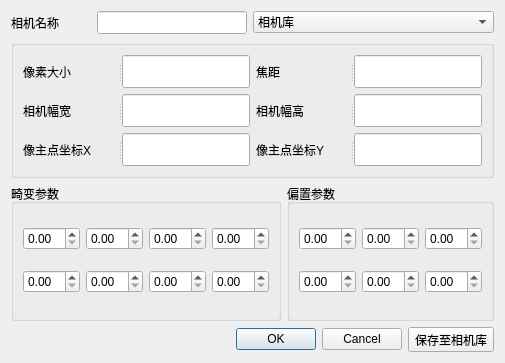
Old version of the form qCC/ui_templates/bdrCameraParaDlg.ui in the repository CloudCompare/CloudCompare.
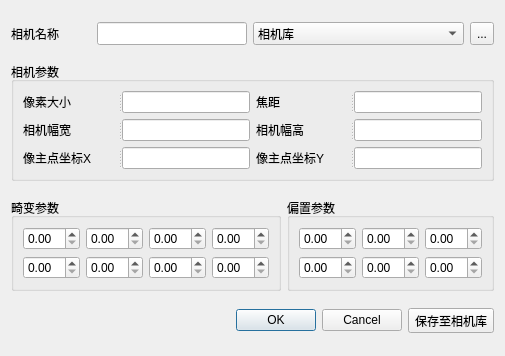
New version of the form. Icons and pictures are not drawn.

Patch:
```diff
--- a/qCC/ui_templates/bdrCameraParaDlg.ui
+++ b/qCC/ui_templates/bdrCameraParaDlg.ui
@@ -6,8 +6,8 @@
    <rect>
     <x>0</x>
     <y>0</y>
-    <width>467</width>
-    <height>363</height>
+    <width>502</width>
+    <height>356</height>
    </rect>
   </property>
   <property name="windowTitle">
@@ -19,7 +19,7 @@
      <item>
       <widget class="QLabel" name="label">
        <property name="sizePolicy">
-        <sizepolicy hsizetype="Fixed" vsizetype="Preferred">
+        <sizepolicy hsizetype="Fixed" vsizetype="Fixed">
          <horstretch>0</horstretch>
          <verstretch>0</verstretch>
         </sizepolicy>
@@ -27,9 +27,14 @@
        <property name="minimumSize">
         <size>
          <width>80</width>
-         <height>0</height>
+         <height>23</height>
         </size>
        </property>
+       <property name="font">
+        <font>
+         <pointsize>9</pointsize>
+        </font>
+       </property>
        <property name="text">
         <string>相机名称</string>
        </property>
@@ -55,6 +60,11 @@
          <height>23</height>
         </size>
        </property>
+       <property name="font">
+        <font>
+         <pointsize>9</pointsize>
+        </font>
+       </property>
       </widget>
      </item>
      <item>
@@ -62,9 +72,14 @@
        <property name="minimumSize">
         <size>
          <width>100</width>
-         <height>0</height>
+         <height>23</height>
         </size>
        </property>
+       <property name="font">
+        <font>
+         <pointsize>9</pointsize>
+        </font>
+       </property>
        <property name="currentText">
         <string>相机库</string>
        </property>
@@ -81,12 +96,45 @@
        </item>
       </widget>
      </item>
+     <item>
+      <widget class="QToolButton" name="toolButton">
+       <property name="minimumSize">
+        <size>
+         <width>23</width>
+         <height>23</height>
+        </size>
+       </property>
+       <property name="font">
+        <font>
+         <pointsize>9</pointsize>
+        </font>
+       </property>
+       <property name="text">
+        <string>...</string>
+       </property>
+       <property name="icon">
+        <iconset resource="../icones.qrc">
+         <normaloff>:/CC/Stocker/images/stocker/setting.png</normaloff>:/CC/Stocker/images/stocker/setting.png</iconset>
+       </property>
+      </widget>
+     </item>
     </layout>
    </item>
    <item>
     <widget class="QGroupBox" name="groupBox_3">
+     <property name="sizePolicy">
+      <sizepolicy hsizetype="Preferred" vsizetype="Fixed">
+       <horstretch>0</horstretch>
+       <verstretch>0</verstretch>
+      </sizepolicy>
+     </property>
+     <property name="font">
+      <font>
+       <pointsize>9</pointsize>
+      </font>
+     </property>
      <property name="title">
-      <string/>
+      <string>相机参数</string>
      </property>
      <property name="flat">
       <bool>true</bool>
@@ -249,6 +297,17 @@
     <layout class="QHBoxLayout" name="horizontalLayout_2">
      <item>
       <widget class="QGroupBox" name="groupBox">
+       <property name="sizePolicy">
+        <sizepolicy hsizetype="Preferred" vsizetype="Fixed">
+         <horstretch>0</horstretch>
+         <verstretch>0</verstretch>
+        </sizepolicy>
+       </property>
+       <property name="font">
+        <font>
+         <pointsize>9</pointsize>
+        </font>
+       </property>
        <property name="title">
         <string>畸变参数</string>
        </property>
@@ -282,6 +341,17 @@
      </item>
      <item>
       <widget class="QGroupBox" name="groupBox_2">
+       <property name="sizePolicy">
+        <sizepolicy hsizetype="Preferred" vsizetype="Fixed">
+         <horstretch>0</horstretch>
+         <verstretch>0</verstretch>
+        </sizepolicy>
+       </property>
+       <property name="font">
+        <font>
+         <pointsize>9</pointsize>
+        </font>
+       </property>
        <property name="title">
         <string>偏置参数</string>
        </property>
@@ -313,6 +383,11 @@
     <layout class="QHBoxLayout" name="horizontalLayout_3">
      <item>
       <widget class="QDialogButtonBox" name="buttonBox">
+       <property name="font">
+        <font>
+         <pointsize>9</pointsize>
+        </font>
+       </property>
        <property name="orientation">
         <enum>Qt::Horizontal</enum>
        </property>
@@ -329,6 +404,11 @@
          <height>23</height>
         </size>
        </property>
+       <property name="font">
+        <font>
+         <pointsize>9</pointsize>
+        </font>
+       </property>
        <property name="text">
         <string>保存至相机库</string>
        </property>
```
Left out of the diff: 4 changed lines with no effect on the pictures.
